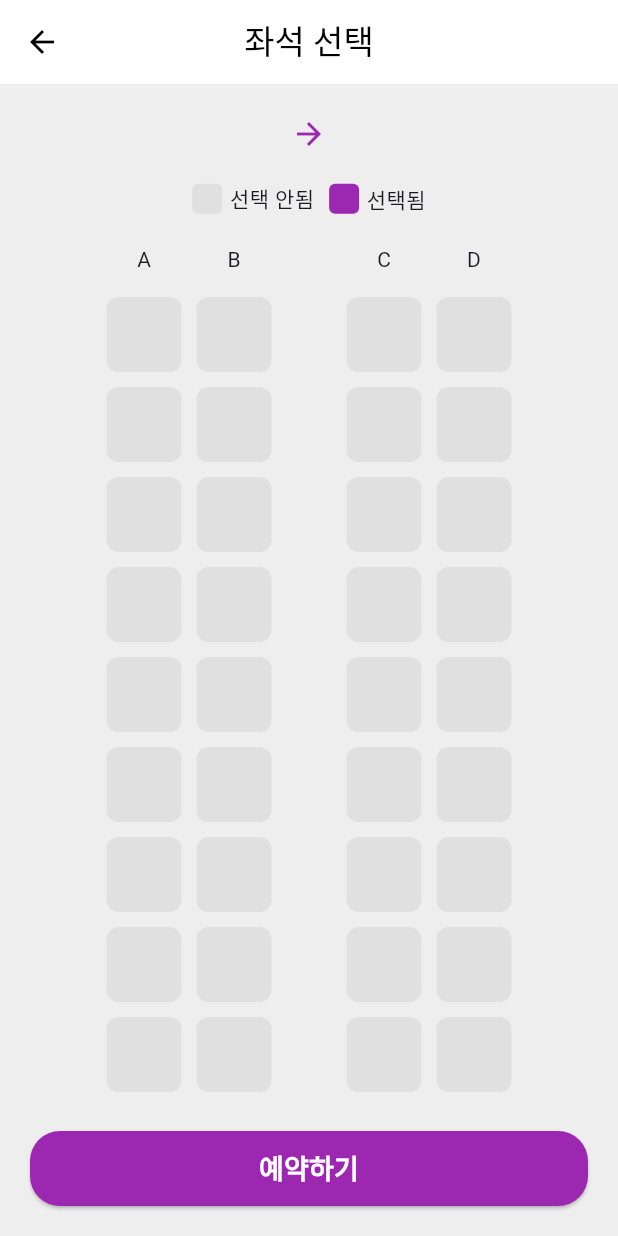
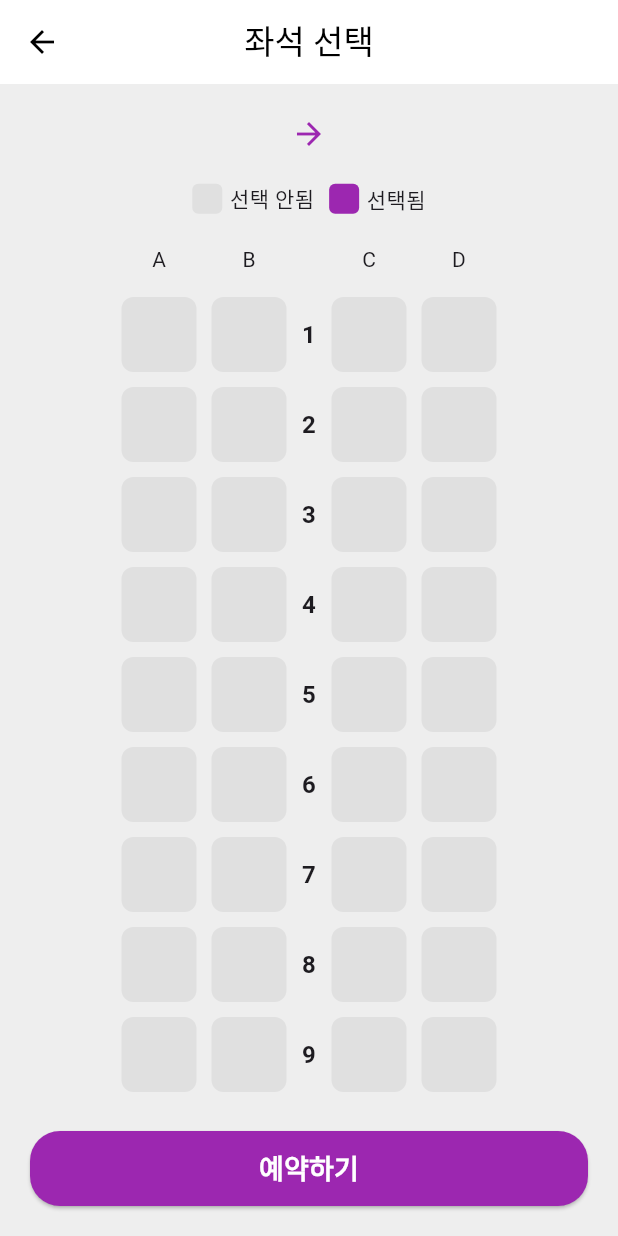
Before and after one commit to JM8218/train_app, a Flutter app: the SeatPage screen opened directly with empty values, on a phone screen of 412 x 824 dp. Run offline on Flutter 3.47's test engine with Material 3 defaults, Android fonts, the phone set to English and light mode, and no system bars.

Commit message:
fix : seat_page

```diff
--- a/flutter_train_app/lib/main.dart
+++ b/flutter_train_app/lib/main.dart
@@ -16,7 +16,7 @@ class MyApp extends StatelessWidget {
       theme: ThemeData(
         useMaterial3: true,
       ),
-      home: const HomePage(), // 바로 HomePage 띄우기
+      home: const HomePage(),
     );
   }
 }
--- a/flutter_train_app/lib/pages/seat_page.dart
+++ b/flutter_train_app/lib/pages/seat_page.dart
@@ -37,7 +37,7 @@ class _SeatPageState extends State<SeatPage> {
       ),
       body: Column(
         children: [
-          // 출발역 -> 도착역
+          // 출발역 -> 도착역 표시
           Padding(
             padding: const EdgeInsets.all(20),
             child: Row(
@@ -75,26 +75,18 @@ class _SeatPageState extends State<SeatPage> {
             child: Row(
               mainAxisAlignment: MainAxisAlignment.center,
               children: [
-                Row(
-                  children: const [
-                    SizedBox(width: 50, child: Center(child: Text('A'))),
-                    SizedBox(width: 10),
-                    SizedBox(width: 50, child: Center(child: Text('B'))),
-                  ],
-                ),
-                const SizedBox(width: 50),
-                Row(
-                  children: const [
-                    SizedBox(width: 50, child: Center(child: Text('C'))),
-                    SizedBox(width: 10),
-                    SizedBox(width: 50, child: Center(child: Text('D'))),
-                  ],
-                ),
+                const SizedBox(width: 50, child: Center(child: Text('A'))),
+                const SizedBox(width: 10),
+                const SizedBox(width: 50, child: Center(child: Text('B'))),
+                const SizedBox(width: 30), // 통로
+                const SizedBox(width: 50, child: Center(child: Text('C'))),
+                const SizedBox(width: 10),
+                const SizedBox(width: 50, child: Center(child: Text('D'))),
               ],
             ),
           ),
           const SizedBox(height: 10),
-          // 좌석 리스트 (15줄)
+          // 좌석 선택 영역
           Expanded(
             child: SingleChildScrollView(
               child: Column(
@@ -105,21 +97,29 @@ class _SeatPageState extends State<SeatPage> {
                     child: Row(
                       mainAxisAlignment: MainAxisAlignment.center,
                       children: [
-                        Row(
-                          children: [
+                        // A열
                         seatBox(seatNumber, 'A'),
                         const SizedBox(width: 10),
+                        // B열
                         seatBox(seatNumber, 'B'),
-                          ],
+                        // 번호
+                        SizedBox(
+                          width: 30,
+                          child: Center(
+                            child: Text(
+                              '$seatNumber',
+                              style: const TextStyle(
+                                fontSize: 16,
+                                fontWeight: FontWeight.bold,
                               ),
-                        const SizedBox(width: 50),
-                        Row(
-                          children: [
+                            ),
+                          ),
+                        ),
+                        // C열
                         seatBox(seatNumber, 'C'),
                         const SizedBox(width: 10),
+                        // D열
                         seatBox(seatNumber, 'D'),
-                          ],
-                        ),
                       ],
                     ),
                   );
```
Also changed, not shown: flutter_train_app/lib/constants/stations.dart (+11 -1 lines), flutter_train_app/lib/pages/home_page.dart (line endings or trailing spaces), 2 other files. Lines whose indentation alone changed are shown as unchanged.
